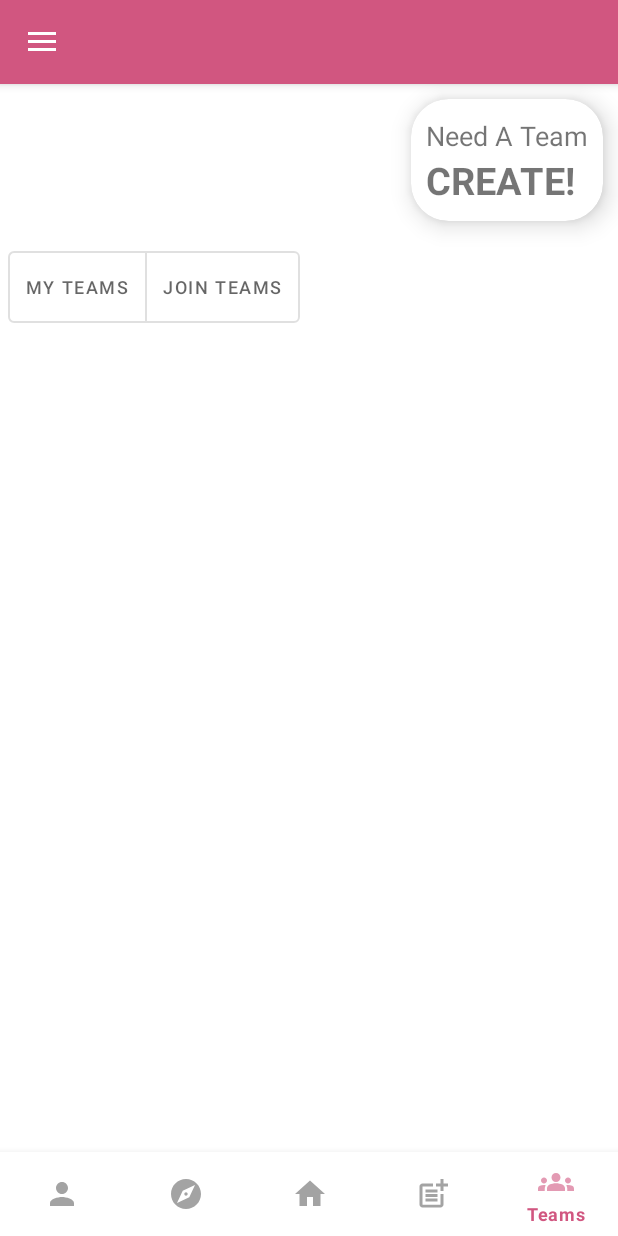
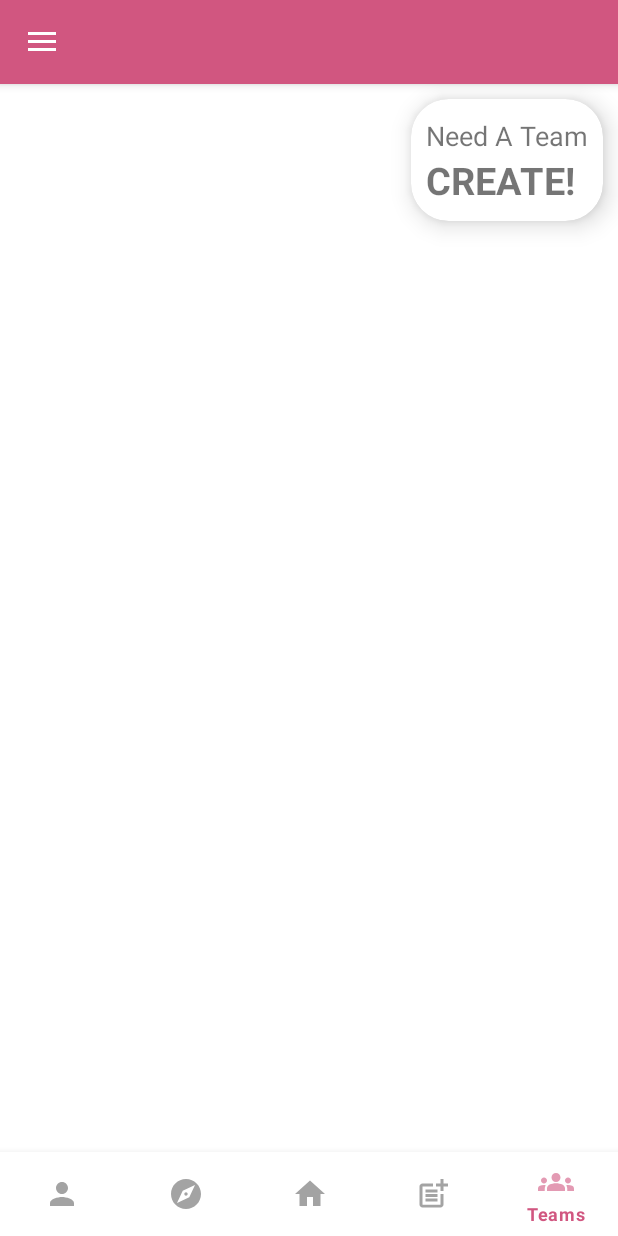
Before and after one commit to shubhasai/Tacos, an Android app: the screen it shows after launch once a user with an empty profile is signed in (MainActivity), item 5 of the bottom bar chosen, on a phone screen of 412 x 824 dp. Run offline under Robolectric (Android 15) with nearby library versions, the phone set to English and light mode, and no system bars; our stand-ins replace Firebase (no records; nobody signed in at launch, a user with empty details on screens opened directly), navigation-ui; pictures from the network do not load; Roboto replaces fonts that are not available here.

Commit message:
13:55/19:12

```diff
--- a/app/src/main/java/in/vikins/tacos/grpdata.kt
+++ b/app/src/main/java/in/vikins/tacos/grpdata.kt
@@ -4,7 +4,5 @@ data class grpdata(
     val name:String = "",
     val strength:String = "",
     val teambio:String = "",
-    val grpdp:String = "",
-    val members: ArrayList<String> = ArrayList(),
-    val request: ArrayList<String> = ArrayList(),
+    val grpdp:String = ""
 )
--- /dev/null
+++ b/app/src/main/java/in/vikins/tacos/memberdata.kt
@@ -0,0 +1,5 @@
+package `in`.vikins.tacos
+
+data class memberdata(
+    val mid:String = ""
+)
--- a/app/src/main/res/layout/fragment_groups.xml
+++ b/app/src/main/res/layout/fragment_groups.xml
@@ -40,29 +40,6 @@
                 android:layout_height="wrap_content"/>
         </LinearLayout>
     </androidx.cardview.widget.CardView>
-    <com.google.android.material.button.MaterialButtonToggleGroup
-        android:id="@+id/toggleButtonGroup"
-        android:layout_width="match_parent"
-        android:layout_height="wrap_content"
-        app:singleSelection="true"
-        android:gravity = "left"
-        android:layout_marginTop="10dp"
-        android:orientation="horizontal"
-        android:layout_marginHorizontal="5dp">
-
-        <Button
-            android:id="@+id/Myt"
-            style="@style/ToggleButtonWithIconOnly"
-            android:layout_width="wrap_content"
-            android:layout_height="wrap_content"
-            android:text="My Teams"/>
-        <Button
-            android:text="Join Teams"
-            style="@style/ToggleButtonWithIconOnly"
-            android:id="@+id/Joint"
-            android:layout_width="wrap_content"
-            android:layout_height="wrap_content"/>
-    </com.google.android.material.button.MaterialButtonToggleGroup>
     <androidx.recyclerview.widget.RecyclerView
         android:id="@+id/teams_list"
         android:layout_width="match_parent"
--- a/app/src/main/res/navigation/nav_graph.xml
+++ b/app/src/main/res/navigation/nav_graph.xml
@@ -49,7 +49,11 @@
         android:id="@+id/creategrpFragment"
         android:name="in.vikins.tacos.CreategrpFragment"
         android:label="fragment_creategrp"
-        tools:layout="@layout/fragment_creategrp" />
+        tools:layout="@layout/fragment_creategrp" >
+        <action
+            android:id="@+id/action_creategrpFragment_to_homeFragment"
+            app:destination="@id/homeFragment" />
+    </fragment>
     <fragment
         android:id="@+id/groupdetailsFragment"
         android:name="in.vikins.tacos.GroupdetailsFragment"
```
Also changed, not shown: app/src/main/java/in/vikins/tacos/AcceptFragment.kt (+4 -6 lines), app/src/main/java/in/vikins/tacos/CreategrpFragment.kt (+6 -6 lines), app/src/main/java/in/vikins/tacos/GroupdetailsFragment.kt (+30 -9 lines), app/src/main/java/in/vikins/tacos/GroupsFragment.kt (+34 -103 lines).
